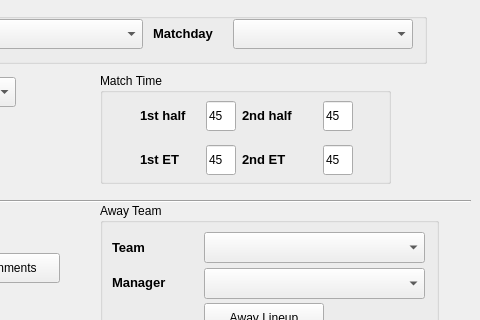
Old version of the form code/pyqt/gui/match_entry.ui in the repository soccermetrics/marcotti-desktop; both pictures show x 450 to 930 and y 177 to 497 of the 930 by 600 pixel window.
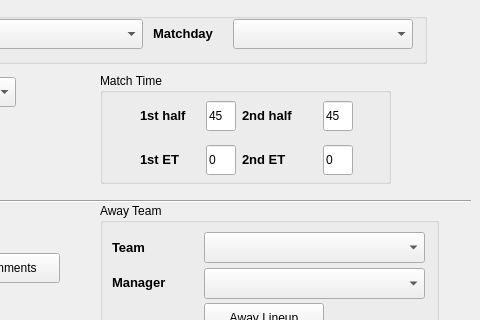
New version of the form. Icons and pictures are not drawn.

Commit message: Change default value of 1st/2nd extra time length to 0

Diff of the .ui file:
```diff
--- a/code/pyqt/gui/match_entry.ui
+++ b/code/pyqt/gui/match_entry.ui
@@ -996,7 +996,7 @@
         <string>99; </string>
        </property>
        <property name="text">
-        <string>45</string>
+        <string>0</string>
        </property>
        <property name="maxLength">
         <number>2</number>
@@ -1050,7 +1050,7 @@
         <string>99; </string>
        </property>
        <property name="text">
-        <string>45</string>
+        <string>0</string>
        </property>
        <property name="maxLength">
         <number>2</number>
```
